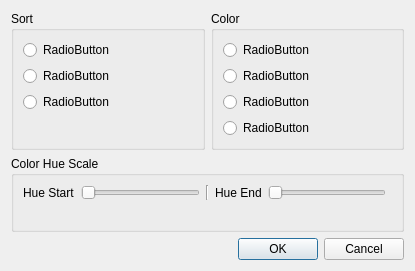
First picture: the form in curveSortColorDialog.ui, repository d-wizard/plotter, before the edit.
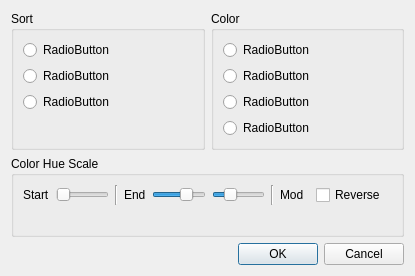
Second picture: the form after the edit.

What changed in the file:
```diff
--- a/curveSortColorDialog.ui
+++ b/curveSortColorDialog.ui
@@ -46,7 +46,7 @@
       <item row="0" column="0">
        <widget class="QLabel" name="label">
         <property name="text">
-         <string>Hue Start</string>
+         <string>Start</string>
         </property>
        </widget>
       </item>
@@ -70,17 +70,31 @@
         </property>
        </widget>
       </item>
-      <item row="1" column="0" colspan="6">
+      <item row="1" column="0" colspan="11">
        <widget class="QLabel" name="lblHue">
         <property name="text">
          <string/>
         </property>
        </widget>
       </item>
+      <item row="0" column="9">
+       <widget class="QCheckBox" name="chkHueRev">
+        <property name="text">
+         <string>Reverse</string>
+        </property>
+       </widget>
+      </item>
+      <item row="0" column="6">
+       <widget class="Line" name="line_2">
+        <property name="orientation">
+         <enum>Qt::Vertical</enum>
+        </property>
+       </widget>
+      </item>
       <item row="0" column="3">
        <widget class="QLabel" name="label_2">
         <property name="text">
-         <string>Hue End</string>
+         <string>End</string>
         </property>
        </widget>
       </item>
@@ -91,6 +105,32 @@
         </property>
         <property name="pageStep">
          <number>100</number>
+        </property>
+        <property name="value">
+         <number>7000</number>
+        </property>
+        <property name="orientation">
+         <enum>Qt::Horizontal</enum>
+        </property>
+       </widget>
+      </item>
+      <item row="0" column="7">
+       <widget class="QLabel" name="label_3">
+        <property name="text">
+         <string>Mod</string>
+        </property>
+       </widget>
+      </item>
+      <item row="0" column="5">
+       <widget class="QSlider" name="slideHueMod">
+        <property name="maximum">
+         <number>10000</number>
+        </property>
+        <property name="pageStep">
+         <number>100</number>
+        </property>
+        <property name="value">
+         <number>3000</number>
         </property>
         <property name="orientation">
          <enum>Qt::Horizontal</enum>
```
Left out of the diff: 2 changed lines with no effect on the pictures.
